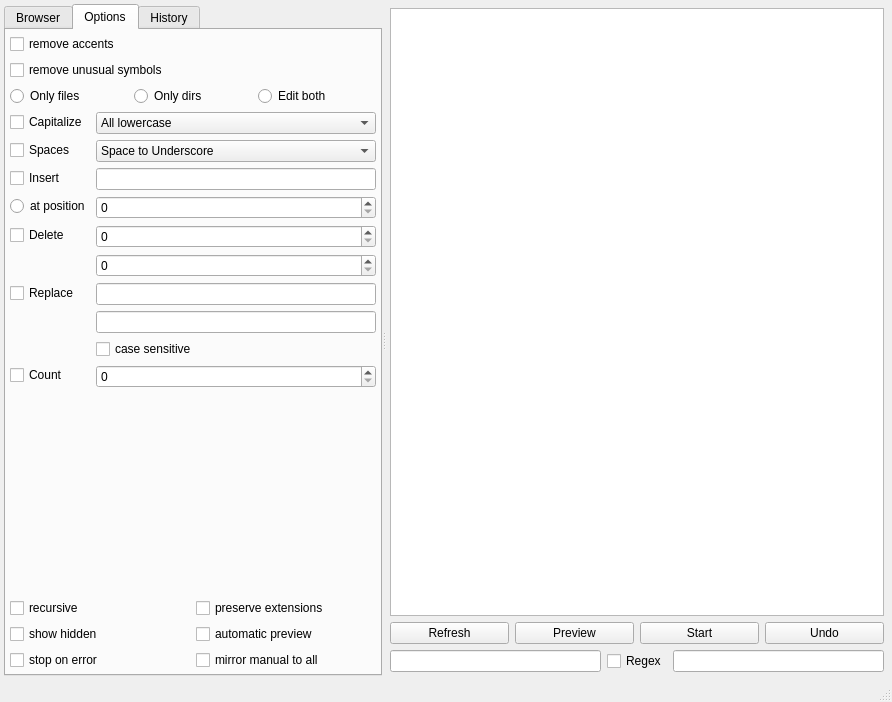
Before: the Qt Designer form gui/filebrowser/filebrowser.ui in gmdfalk/60-days-of-python, drawn with Qt 5.
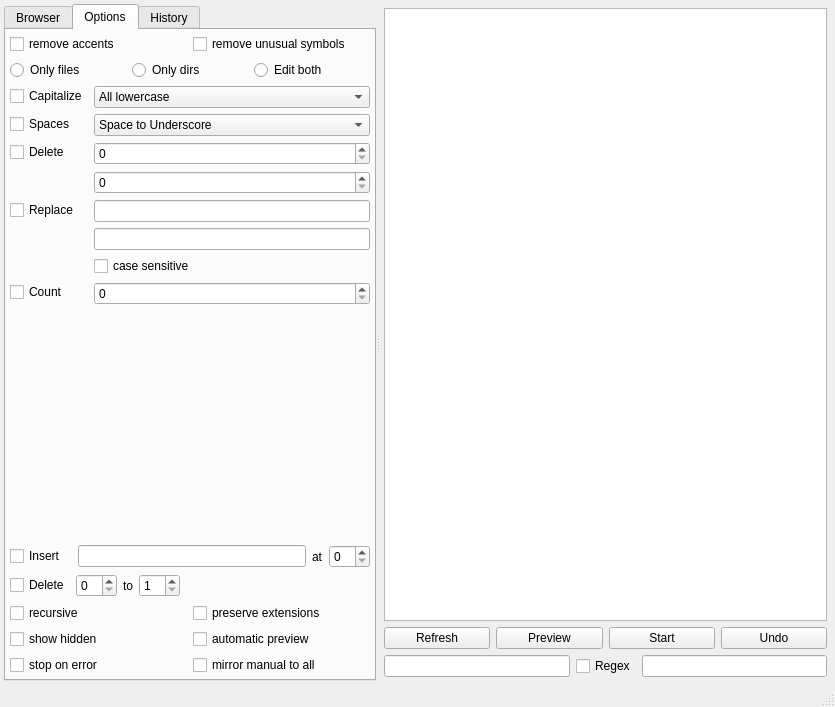
After: the same form once the commit is applied.

Commit message: populating actions

```diff
--- a/gui/filebrowser/filebrowser.ui
+++ b/gui/filebrowser/filebrowser.ui
@@ -6,8 +6,8 @@
    <rect>
     <x>0</x>
     <y>0</y>
-    <width>892</width>
-    <height>702</height>
+    <width>835</width>
+    <height>707</height>
    </rect>
   </property>
   <property name="windowTitle">
@@ -47,7 +47,7 @@
         <attribute name="title">
          <string>Options</string>
         </attribute>
-        <layout class="QVBoxLayout" name="verticalLayout_3" stretch="1,0">
+        <layout class="QVBoxLayout" name="verticalLayout_3" stretch="1,0,0,0">
          <property name="margin">
           <number>4</number>
          </property>
@@ -55,7 +55,7 @@
           <layout class="QVBoxLayout" name="actionlayout" stretch="0,0,1">
            <item>
             <layout class="QGridLayout" name="removelayout">
-             <item row="1" column="0">
+             <item row="0" column="1">
               <widget class="QCheckBox" name="accentbox">
                <property name="text">
                 <string>remove unusual symbols</string>
@@ -174,72 +174,111 @@
               </widget>
              </item>
              <item row="2" column="0">
-              <widget class="QCheckBox" name="insertcheck">
-               <property name="text">
-                <string>Insert</string>
-               </property>
-              </widget>
-             </item>
-             <item row="2" column="1">
-              <widget class="QLineEdit" name="lineEdit"/>
-             </item>
-             <item row="3" column="0">
-              <widget class="QRadioButton" name="radioButton_3">
-               <property name="text">
-                <string>at position</string>
-               </property>
-              </widget>
-             </item>
-             <item row="3" column="1">
-              <widget class="QSpinBox" name="spinBox"/>
-             </item>
-             <item row="4" column="0">
               <widget class="QCheckBox" name="deletecheck">
                <property name="text">
                 <string>Delete</string>
                </property>
               </widget>
              </item>
-             <item row="4" column="1">
+             <item row="2" column="1">
               <widget class="QSpinBox" name="spinBox_2"/>
              </item>
-             <item row="5" column="1">
+             <item row="3" column="1">
               <widget class="QSpinBox" name="spinBox_3"/>
              </item>
-             <item row="6" column="0">
+             <item row="4" column="0">
               <widget class="QCheckBox" name="replacecheck">
                <property name="text">
                 <string>Replace</string>
                </property>
               </widget>
              </item>
-             <item row="6" column="1">
+             <item row="4" column="1">
               <widget class="QLineEdit" name="lineEdit_2"/>
              </item>
-             <item row="7" column="1">
+             <item row="5" column="1">
               <widget class="QLineEdit" name="lineEdit_3"/>
              </item>
-             <item row="8" column="1">
+             <item row="6" column="1">
               <widget class="QCheckBox" name="casecheck">
                <property name="text">
                 <string>case sensitive</string>
                </property>
               </widget>
              </item>
-             <item row="9" column="0">
+             <item row="7" column="0">
               <widget class="QCheckBox" name="countcheck">
                <property name="text">
                 <string>Count</string>
                </property>
               </widget>
              </item>
-             <item row="9" column="1">
+             <item row="7" column="1">
               <widget class="QSpinBox" name="countfrombox"/>
              </item>
             </layout>
            </item>
           </layout>
          </item>
+         <item>
+          <layout class="QHBoxLayout" name="insertlayout" stretch="0,0,0,0">
+           <item>
+            <widget class="QCheckBox" name="insertcheck">
+             <property name="text">
+              <string>Insert  </string>
+             </property>
+            </widget>
+           </item>
+           <item>
+            <widget class="QLineEdit" name="insertedit"/>
+           </item>
+           <item alignment="Qt::AlignHCenter">
+            <widget class="QLabel" name="insertatlabel">
+             <property name="text">
+              <string>at</string>
+             </property>
+            </widget>
+           </item>
+           <item>
+            <widget class="QSpinBox" name="insertpos"/>
+           </item>
+          </layout>
+         </item>
+         <item>
+          <layout class="QHBoxLayout" name="deletelayout" stretch="0,0,0,0,1">
+           <item>
+            <widget class="QCheckBox" name="deletecheck_2">
+             <property name="text">
+              <string>Delete</string>
+             </property>
+            </widget>
+           </item>
+           <item>
+            <widget class="QSpinBox" name="deletestart"/>
+           </item>
+           <item alignment="Qt::AlignHCenter">
+            <widget class="QLabel" name="deletelabel">
+             <property name="text">
+              <string>to</string>
+             </property>
+            </widget>
+           </item>
+           <item>
+            <widget class="QSpinBox" name="deleteend">
+             <property name="minimum">
+              <number>1</number>
+             </property>
+            </widget>
+           </item>
+           <item>
+            <widget class="QLabel" name="deletelabelempty">
+             <property name="text">
+              <string/>
+             </property>
+            </widget>
+           </item>
+          </layout>
+         </item>
          <item>
           <layout class="QGridLayout" name="optiongrid" rowstretch="0,0,0" columnstretch="0,0">
            <item row="1" column="1">
```
Left out of the diff: 6 changed lines with no effect on the pictures.
